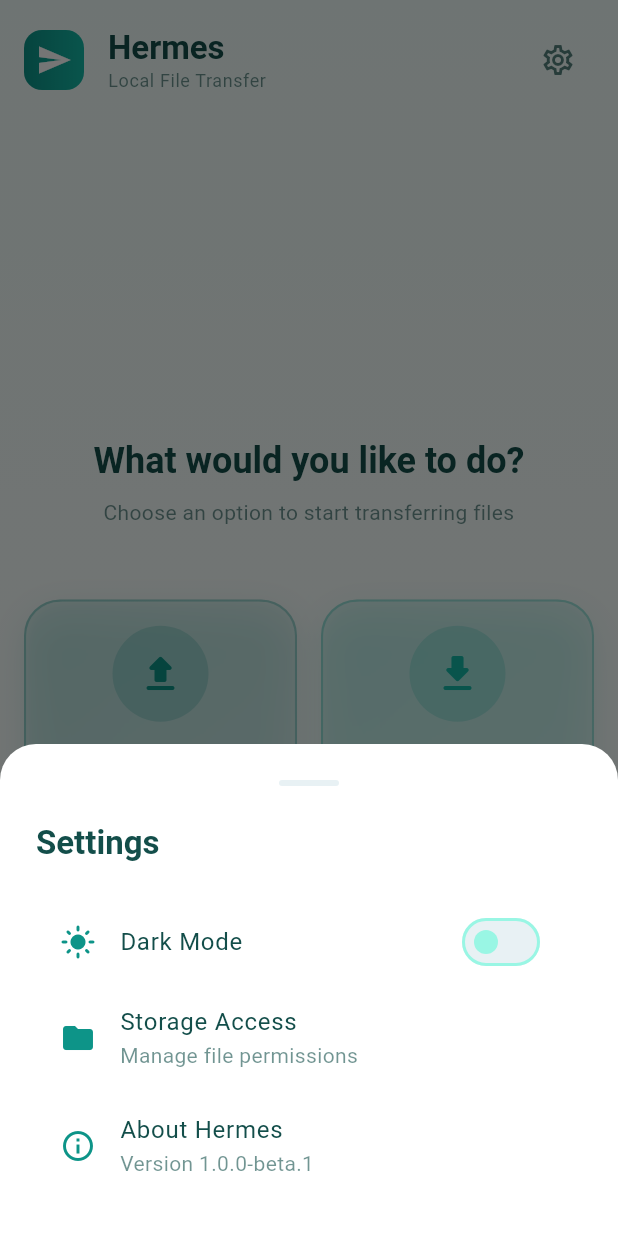
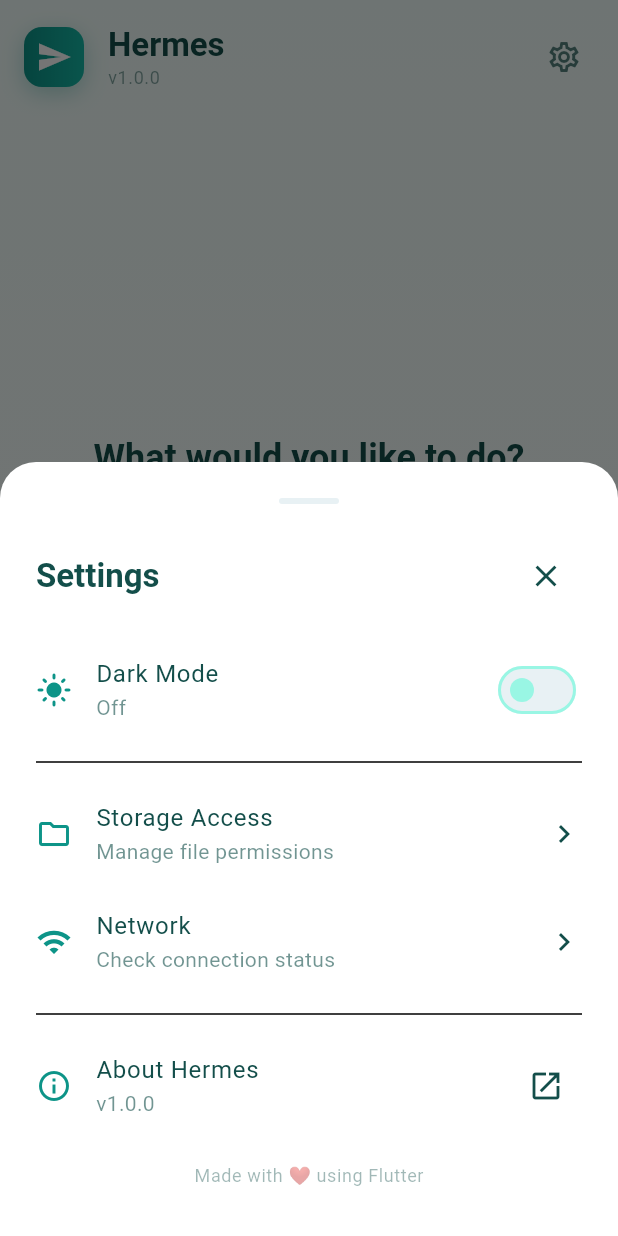
Before and after one commit to mohmaedeslam00116/hermes-pro-transfer, a Flutter app: the DashboardScreen screen opened directly, after a tap on the "settings" icon, on a phone screen of 412 x 824 dp. Run offline on Flutter 3.47's test engine with Material 3 defaults, Android fonts, the phone set to English and light mode, and no system bars; our stand-ins replace dio, file_picker, permission_handler, qr_flutter, shared_preferences, shelf; missing offline and left inert: desktop_drop, mobile_scanner, network_info_plus, shelf_router, window_manager; accounts and stored records are empty; Roboto replaces fonts that are missing (Plus Jakarta Sans).

Commit message:
ui: Improve Dashboard with version info and settings
- Add app version display in header
- Add improved settings bottom sheet
- Add about dialog with app info
- Add storage and network info placeholders
- Add animated buttons with hover states
- Use constants for app name/version
- Better spacing and UI polish

```diff
--- a/lib/screens/dashboard/dashboard_screen.dart
+++ b/lib/screens/dashboard/dashboard_screen.dart
@@ -3,6 +3,7 @@
 import 'package:flutter/material.dart';
 import 'package:provider/provider.dart';
 import '../../core/theme/app_theme.dart';
+import '../../core/constants/app_constants.dart';
 import '../../providers/app_provider.dart';
 import '../../models/transfer_state.dart';
 import '../technology_picker/technology_picker_screen.dart';
@@ -24,7 +25,7 @@
   });
 }
 
-/// Modern Dashboard Screen
+/// Modern Dashboard Screen with improved UI/UX
 class DashboardScreen extends StatefulWidget {
   const DashboardScreen({super.key});
 
@@ -93,7 +94,7 @@
                 padding: const EdgeInsets.all(AppTheme.spacingMD),
                 child: Row(
                   children: [
-                    // Logo
+                    // Logo with gradient
                     Container(
                       padding: const EdgeInsets.all(AppTheme.spacingSM),
                       decoration: BoxDecoration(
@@ -105,6 +106,13 @@
                         ),
                         borderRadius:
                             BorderRadius.circular(AppTheme.radiusMedium),
+                        boxShadow: [
+                          BoxShadow(
+                            color: AppTheme.primaryColor.withOpacity(0.3),
+                            blurRadius: 12,
+                            offset: const Offset(0, 4),
+                          ),
+                        ],
                       ),
                       child: const Icon(
                         Icons.send,
@@ -114,13 +122,13 @@
                     ),
                     const SizedBox(width: AppTheme.spacingMD),
 
-                    // Title
+                    // Title with app version
                     Expanded(
                       child: Column(
                         crossAxisAlignment: CrossAxisAlignment.start,
                         children: [
                           Text(
-                            'Hermes',
+                            AppConstants.appName,
                             style: Theme.of(context)
                                 .textTheme
                                 .titleLarge
@@ -129,14 +137,14 @@
                                 ),
                           ),
                           Text(
-                            'Local File Transfer',
+                            'v${AppConstants.appVersion}',
                             style:
                                 Theme.of(context).textTheme.bodySmall?.copyWith(
                                       color: isDark
                                           ? AppTheme.darkForeground
-                                              .withOpacity(0.6)
+                                              .withOpacity(0.5)
                                           : AppTheme.lightForeground
-                                              .withOpacity(0.6),
+                                              .withOpacity(0.5),
                                     ),
                           ),
                         ],
@@ -144,14 +152,10 @@
                     ),
 
                     // Settings Button
-                    IconButton(
+                    _buildIconButton(
+                      icon: Icons.settings_outlined,
                       onPressed: () => _showSettingsSheet(context),
-                      icon: Icon(
-                        Icons.settings_outlined,
-                        color: isDark
-                            ? AppTheme.darkForeground.withOpacity(0.7)
-                            : AppTheme.lightForeground.withOpacity(0.7),
-                      ),
+                      isDark: isDark,
                     ),
                   ],
                 ),
@@ -200,7 +204,7 @@
                 ),
               ),
 
-              // Footer
+              // Footer with network status
               Padding(
                 padding: const EdgeInsets.all(AppTheme.spacingMD),
                 child: Row(
@@ -233,10 +237,34 @@
     );
   }
 
+  Widget _buildIconButton({
+    required IconData icon,
+    required VoidCallback onPressed,
+    required bool isDark,
+  }) {
+    return Material(
+      color: Colors.transparent,
+      child: InkWell(
+        onTap: onPressed,
+        borderRadius: BorderRadius.circular(AppTheme.radiusMedium),
+        child: Container(
+          padding: const EdgeInsets.all(AppTheme.spacingSM),
+          child: Icon(
+            icon,
+            color: isDark
+                ? AppTheme.darkForeground.withOpacity(0.7)
+                : AppTheme.lightForeground.withOpacity(0.7),
+          ),
+        ),
+      ),
+    );
+  }
+
   Widget _buildOptionCard(DashboardOption option, Size size, bool isDark) {
     return GestureDetector(
       onTap: () => _navigateToPicker(option.isSend),
-      child: Container(
+      child: AnimatedContainer(
+        duration: const Duration(milliseconds: 200),
         height: size.width * 0.4,
         decoration: BoxDecoration(
           gradient: LinearGradient(
@@ -269,8 +297,9 @@
               child: Column(
                 mainAxisAlignment: MainAxisAlignment.center,
                 children: [
-                  // Icon
-                  Container(
+                  // Icon with animated background
+                  AnimatedContainer(
+                    duration: const Duration(milliseconds: 200),
                     padding: const EdgeInsets.all(AppTheme.spacingMD),
                     decoration: BoxDecoration(
                       color: option.color.withOpacity(0.2),
@@ -287,8 +316,7 @@
                   // Title
                   Text(
                     option.title,
-                    style:
-                        Theme.of(context).textTheme.titleLarge?.copyWith(
+                    style: Theme.of(context).textTheme.titleLarge?.copyWith(
                           fontWeight: FontWeight.bold,
                           color: option.color,
                         ),
@@ -301,8 +329,7 @@
                     style: Theme.of(context).textTheme.bodySmall?.copyWith(
                           color: isDark
                               ? AppTheme.darkForeground.withOpacity(0.7)
-                              : AppTheme.lightForeground
-                                  .withOpacity(0.7),
+                              : AppTheme.lightForeground.withOpacity(0.7),
                         ),
                     textAlign: TextAlign.center,
                     maxLines: 2,
@@ -322,6 +349,7 @@
     showModalBottomSheet(
       context: context,
       backgroundColor: Colors.transparent,
+      isScrollControlled: true,
       builder: (context) => Container(
         decoration: BoxDecoration(
           color: isDark ? AppTheme.darkSurface : AppTheme.lightSurface,
@@ -348,44 +376,179 @@
             const SizedBox(height: AppTheme.spacingLG),
 
             // Title
+            Row(
+              children: [
                 Text(
                   'Settings',
                   style: Theme.of(context).textTheme.titleLarge,
                 ),
-            const SizedBox(height: AppTheme.spacingLG),
+                const Spacer(),
+                IconButton(
+                  icon: const Icon(Icons.close),
+                  onPressed: () => Navigator.pop(context),
+                ),
+              ],
+            ),
+            const SizedBox(height: AppTheme.spacingMD),
 
             // Theme Toggle
             Consumer<AppProvider>(
               builder: (context, appProvider, _) {
                 return _buildSettingsTile(
-                  icon: isDark ? Icons.dark_mode : Icons.light_mode,
+                  icon: appProvider.isDarkMode ? Icons.dark_mode : Icons.light_mode,
                   title: 'Dark Mode',
+                  subtitle: appProvider.isDarkMode ? 'On' : 'Off',
                   trailing: Switch(
                     value: appProvider.isDarkMode,
                     onChanged: (value) => appProvider.toggleTheme(),
                     activeColor: AppTheme.primaryColor,
                   ),
+                  isDark: isDark,
                 );
               },
             ),
 
+            const Divider(height: AppTheme.spacingLG),
+
             // Storage Permission
             _buildSettingsTile(
-              icon: Icons.folder,
+              icon: Icons.folder_outlined,
               title: 'Storage Access',
               subtitle: 'Manage file permissions',
-              onTap: () {},
+              trailing: const Icon(Icons.chevron_right),
+              onTap: () => _showStorageInfo(context),
+              isDark: isDark,
             ),
 
-            // About
+            // Network Info
+            _buildSettingsTile(
+              icon: Icons.wifi_outlined,
+              title: 'Network',
+              subtitle: 'Check connection status',
+              trailing: const Icon(Icons.chevron_right),
+              onTap: () => _showNetworkInfo(context),
+              isDark: isDark,
+            ),
+
+            const Divider(height: AppTheme.spacingLG),
+
+            // About - App Info
             _buildSettingsTile(
               icon: Icons.info_outline,
               title: 'About Hermes',
-              subtitle: 'Version 1.0.0-beta.1',
-              onTap: () {},
+              subtitle: 'v${AppConstants.appVersion}',
+              trailing: IconButton(
+                icon: const Icon(Icons.open_in_new),
+                onPressed: () => _showAboutDialog(context),
+              ),
+              isDark: isDark,
+            ),
+
+            // Version info at bottom
+            const SizedBox(height: AppTheme.spacingMD),
+            Center(
+              child: Text(
+                'Made with ❤️ using Flutter',
+                style: Theme.of(context).textTheme.bodySmall?.copyWith(
+                      color: isDark
+                          ? AppTheme.darkForeground.withOpacity(0.4)
+                          : AppTheme.lightForeground.withOpacity(0.4),
+                    ),
+              ),
+            ),
+            const SizedBox(height: AppTheme.spacingSM),
+          ],
+        ),
+      ),
+    );
+  }
+
+  void _showStorageInfo(BuildContext context) {
+    Navigator.pop(context);
+    ScaffoldMessenger.of(context).showSnackBar(
+      const SnackBar(
+        content: Text('Storage permissions managed by system'),
+        behavior: SnackBarBehavior.floating,
+      ),
+    );
+  }
+
+  void _showNetworkInfo(BuildContext context) {
+    Navigator.pop(context);
+    ScaffoldMessenger.of(context).showSnackBar(
+      const SnackBar(
+        content: Text('Connect to Wi-Fi for file transfer'),
+        behavior: SnackBarBehavior.floating,
+      ),
+    );
+  }
+
+  void _showAboutDialog(BuildContext context) {
+    final isDark = Theme.of(context).brightness == Brightness.dark;
+
+    showDialog(
+      context: context,
+      builder: (context) => AlertDialog(
+        backgroundColor: isDark ? AppTheme.darkSurface : AppTheme.lightSurface,
+        shape: RoundedRectangleBorder(
+          borderRadius: BorderRadius.circular(AppTheme.radiusXL),
+        ),
+        title: Row(
+          children: [
+            Container(
+              padding: const EdgeInsets.all(AppTheme.spacingSM),
+              decoration: BoxDecoration(
+                gradient: LinearGradient(
+                  colors: [AppTheme.primaryColor, AppTheme.secondaryColor],
+                ),
+                borderRadius: BorderRadius.circular(AppTheme.radiusMedium),
+              ),
+              child: const Icon(Icons.send, color: Colors.white, size: 20),
+            ),
+            const SizedBox(width: AppTheme.spacingMD),
+            const Text(AppConstants.appName),
+          ],
+        ),
+        content: Column(
+          mainAxisSize: MainAxisSize.min,
+          crossAxisAlignment: CrossAxisAlignment.start,
+          children: [
+            _aboutInfoRow('Version', AppConstants.appVersion),
+            _aboutInfoRow('Build', 'Release'),
+            const SizedBox(height: AppTheme.spacingMD),
+            const Text(
+              'Hermes is a fast and secure local file transfer application.'
+              '\nTransfer files between devices on the same Wi-Fi network.',
+            ),
+            const SizedBox(height: AppTheme.spacingMD),
+            const Text(
+              '© 2024 Hermes Team',
+              style: TextStyle(fontWeight: FontWeight.w500),
             ),
           ],
         ),
+        actions: [
+          TextButton(
+            onPressed: () => Navigator.pop(context),
+            child: const Text('Close'),
+          ),
+        ],
+      ),
+    );
+  }
+
+  Widget _aboutInfoRow(String label, String value) {
+    return Padding(
+      padding: const EdgeInsets.symmetric(vertical: 4),
+      child: Row(
+        mainAxisAlignment: MainAxisAlignment.spaceBetween,
+        children: [
+          Text(label),
+          Text(
+            value,
+            style: const TextStyle(fontWeight: FontWeight.w600),
+          ),
+        ],
       ),
     );
   }
@@ -396,14 +559,11 @@
     String? subtitle,
     Widget? trailing,
     VoidCallback? onTap,
+    required bool isDark,
   }) {
-    final isDark = Theme.of(context).brightness == Brightness.dark;
-
     return ListTile(
-      leading: Icon(
-        icon,
-        color: AppTheme.primaryColor,
-      ),
+      contentPadding: EdgeInsets.zero,
+      leading: Icon(icon, color: AppTheme.primaryColor),
       title: Text(title),
       subtitle: subtitle != null
           ? Text(
```
Lines whose indentation alone changed are shown as unchanged.
